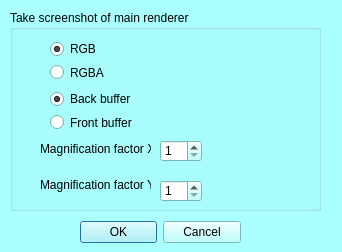
Old version of the form MorphoDig/Qt/mqScreenshotDialog.ui in the repository morphomuseum/MorphoDig.
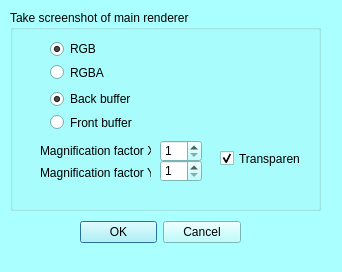
New version of the form.

Commit message: Soon transparent screenshot!

The edit to the form file:
```diff
--- a/MorphoDig/Qt/mqScreenshotDialog.ui
+++ b/MorphoDig/Qt/mqScreenshotDialog.ui
@@ -7,7 +7,7 @@
     <x>0</x>
     <y>0</y>
     <width>342</width>
-    <height>252</height>
+    <height>272</height>
    </rect>
   </property>
   <property name="palette">
@@ -493,7 +493,7 @@
     <property name="geometry">
      <rect>
       <x>30</x>
-      <y>124</y>
+      <y>126</y>
       <width>111</width>
       <height>31</height>
      </rect>
@@ -583,7 +583,7 @@
     <property name="geometry">
      <rect>
       <x>150</x>
-      <y>170</y>
+      <y>150</y>
       <width>42</width>
       <height>22</height>
      </rect>
@@ -599,7 +599,7 @@
     <property name="geometry">
      <rect>
       <x>30</x>
-      <y>160</y>
+      <y>148</y>
       <width>111</width>
       <height>31</height>
      </rect>
@@ -608,6 +608,22 @@
      <string>&lt;html&gt;&lt;head/&gt;&lt;body&gt;&lt;p&gt;Magnification factor Y:&lt;/p&gt;&lt;/body&gt;&lt;/html&gt;</string>
     </property>
    </widget>
+   <widget class="QCheckBox" name="transparent">
+    <property name="geometry">
+     <rect>
+      <x>210</x>
+      <y>140</y>
+      <width>81</width>
+      <height>17</height>
+     </rect>
+    </property>
+    <property name="text">
+     <string>Transparent</string>
+    </property>
+    <property name="checked">
+     <bool>true</bool>
+    </property>
+   </widget>
   </widget>
  </widget>
  <resources>
```
The commit also changes 3 other files.
